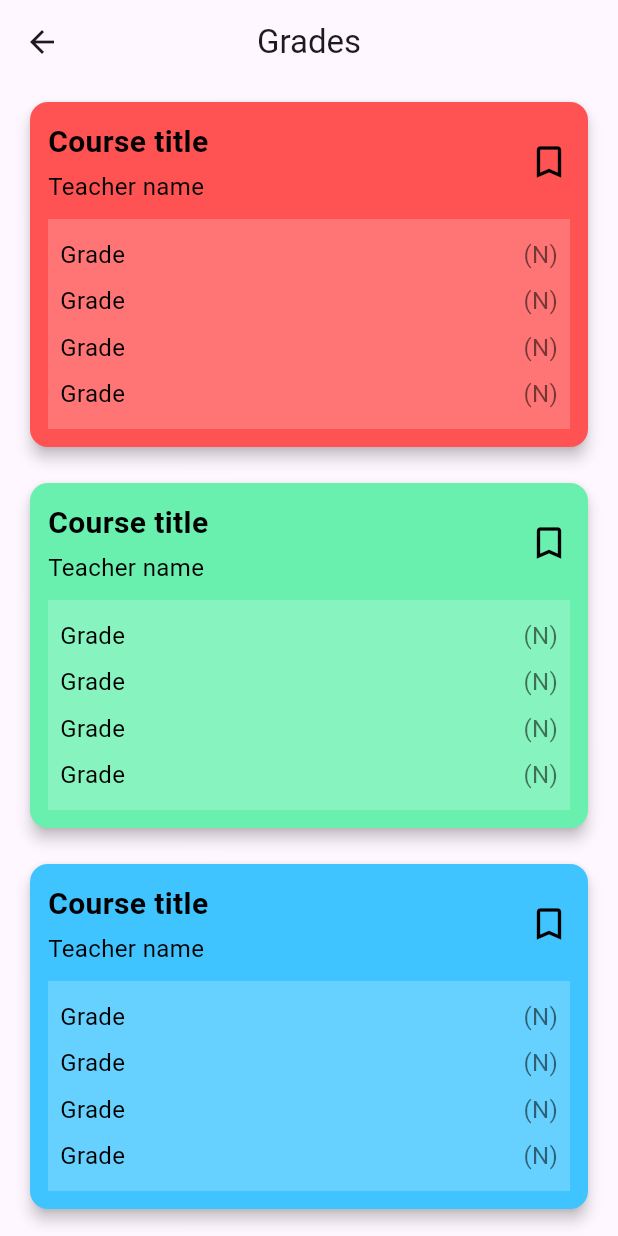
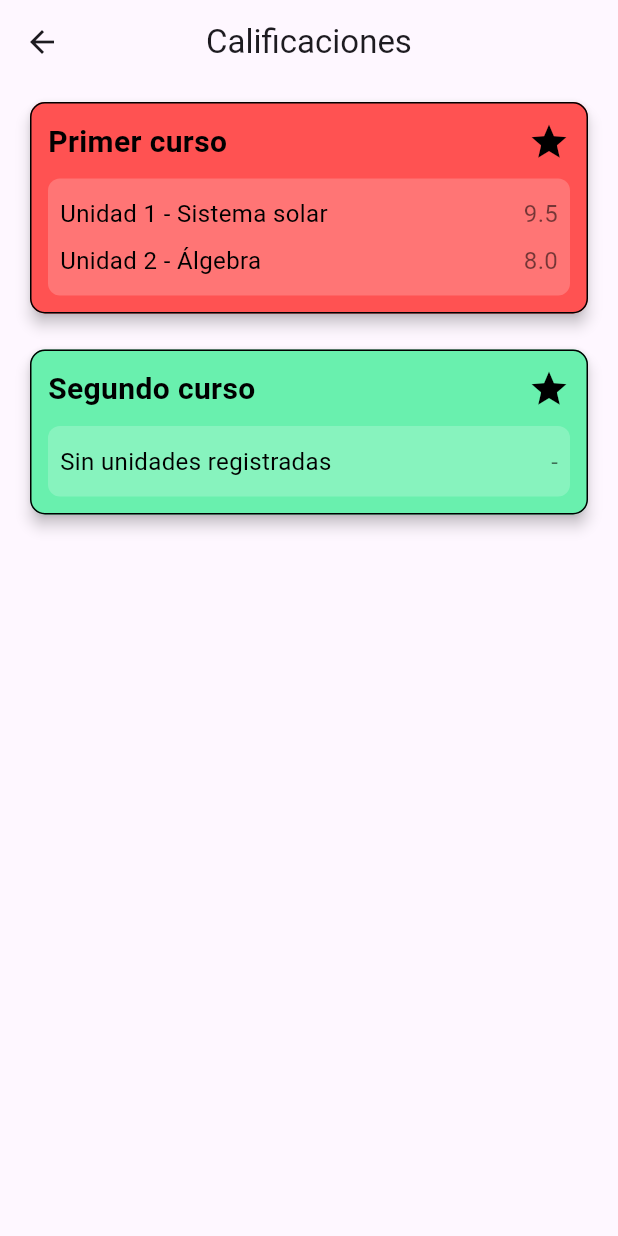
Before and after one commit to AugmentedFocus/AugmentedFocus, a Flutter app: the GradesScreen screen opened directly, on a phone screen of 412 x 824 dp. Run offline on Flutter 3.47's test engine with Material 3 defaults, Android fonts, the phone set to English and light mode, and no system bars; our stand-ins replace flutter_riverpod; missing offline and left inert: arcore_flutter_plugin.

Commit message:
Fixed grades, courses and activities

```diff
--- a/lib/screens/courses/grades_screen.dart
+++ b/lib/screens/courses/grades_screen.dart
@@ -8,96 +8,102 @@ class GradesScreen extends StatelessWidget {
     final List<Color> colors = [
       Colors.redAccent,
       Colors.greenAccent,
-      Colors.lightBlueAccent,
-      Colors.yellowAccent,
-      Colors.orangeAccent,
-      Colors.purpleAccent,
-      Colors.tealAccent,
-      Colors.pinkAccent,
+    ];
+
+    // Lista actualizada de cursos con sus calificaciones reales
+    final List<Map<String, dynamic>> courseGrades = [
+      {
+        "title": "Primer curso",
+        "grades": [
+          {"label": "Unidad 1 - Sistema solar", "score": "9.5"},
+          {"label": "Unidad 2 - Álgebra", "score": "8.0"},
+        ]
+      },
+      {
+        "title": "Segundo curso",
+        "grades": [
+          {"label": "Sin unidades registradas", "score": "-"},
+        ]
+      },
     ];
 
     return Scaffold(
       appBar: AppBar(
-        title: const Text('Grades'),
+        title: const Text('Calificaciones'),
         centerTitle: true,
       ),
       body: ListView.builder(
-        itemCount: 5,
+        itemCount: courseGrades.length,
         itemBuilder: (context, index) {
-          final Color cardColor = colors[index % colors.length]; // Rotación de colores
+          final Color cardColor = colors[index % colors.length];
+          final course = courseGrades[index];
 
           return Padding(
             padding: const EdgeInsets.symmetric(vertical: 8.0, horizontal: 16.0),
             child: Card(
               color: cardColor,
               elevation: 4,
+              shape: RoundedRectangleBorder(
+                borderRadius: BorderRadius.circular(10),
+                side: const BorderSide(color: Colors.black, width: 1),
+              ),
               child: Padding(
                 padding: const EdgeInsets.all(12.0),
                 child: Column(
                   crossAxisAlignment: CrossAxisAlignment.start,
                   children: [
+                    // Título del curso
                     Row(
                       mainAxisAlignment: MainAxisAlignment.spaceBetween,
                       children: [
-                        Column(
-                          crossAxisAlignment: CrossAxisAlignment.start,
-                          children: const [
                         Text(
-                              'Course title',
-                              style: TextStyle(
+                          course['title'],
+                          style: const TextStyle(
                             fontSize: 20,
                             fontWeight: FontWeight.bold,
                             color: Colors.black,
                           ),
                         ),
-                            SizedBox(height: 4),
-                            Text(
-                              'Teacher name',
-                              style: TextStyle(
-                                fontSize: 16,
-                                color: Colors.black,
-                              ),
-                            ),
-                          ],
-                        ),
                         const Icon(
-                          Icons.bookmark_border,
+                          Icons.grade,
                           color: Colors.black,
                           size: 28,
                         ),
                       ],
                     ),
                     const SizedBox(height: 10),
+                    // Lista de calificaciones
                     Container(
+                      decoration: BoxDecoration(
                         color: Colors.white.withOpacity(0.2),
+                        borderRadius: BorderRadius.circular(8),
+                      ),
                       padding: const EdgeInsets.all(8.0),
                       child: Column(
-                        crossAxisAlignment: CrossAxisAlignment.start,
-                        children: [
-                          for (int i = 0; i < 4; i++)
-                            Padding(
+                        children: course['grades'].map<Widget>((grade) {
+                          return Padding(
                             padding: const EdgeInsets.symmetric(vertical: 4.0),
                             child: Row(
                               mainAxisAlignment: MainAxisAlignment.spaceBetween,
-                                children: const [
+                              children: [
                                 Text(
-                                    'Grade',
-                                    style: TextStyle(
+                                  grade['label'],
+                                  style: const TextStyle(
                                     fontSize: 16,
                                     color: Colors.black,
                                   ),
                                 ),
                                 Text(
-                                    '(N)',
-                                    style: TextStyle(
+                                  grade['score'],
+                                  style: const TextStyle(
                                     fontSize: 16,
                                     color: Colors.black54,
                                   ),
                                 ),
                               ],
                             ),
-                            ),
-                        ],
+                          );
+                        }).toList(),
                       ),
                     ),
                   ],
```
Also changed, not shown: lib/screens/courses/activities/activities_screen_math.dart (+5 -9 lines), lib/screens/courses/courses_screen.dart (+5 -32 lines). Lines whose indentation alone changed are shown as unchanged.
